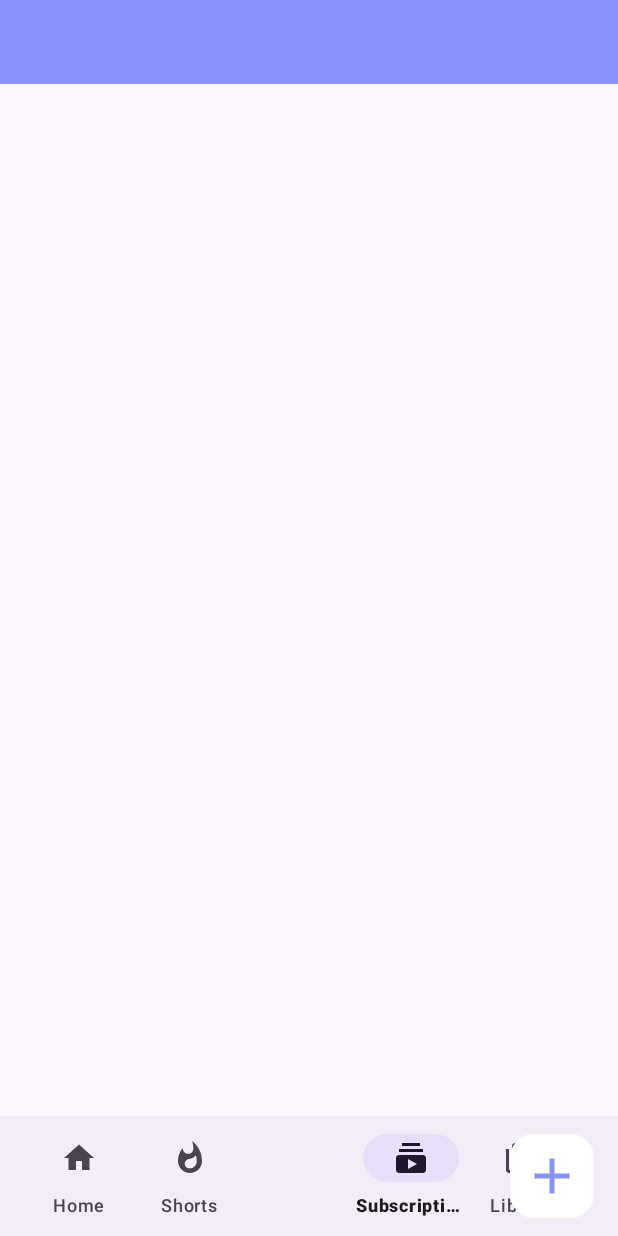
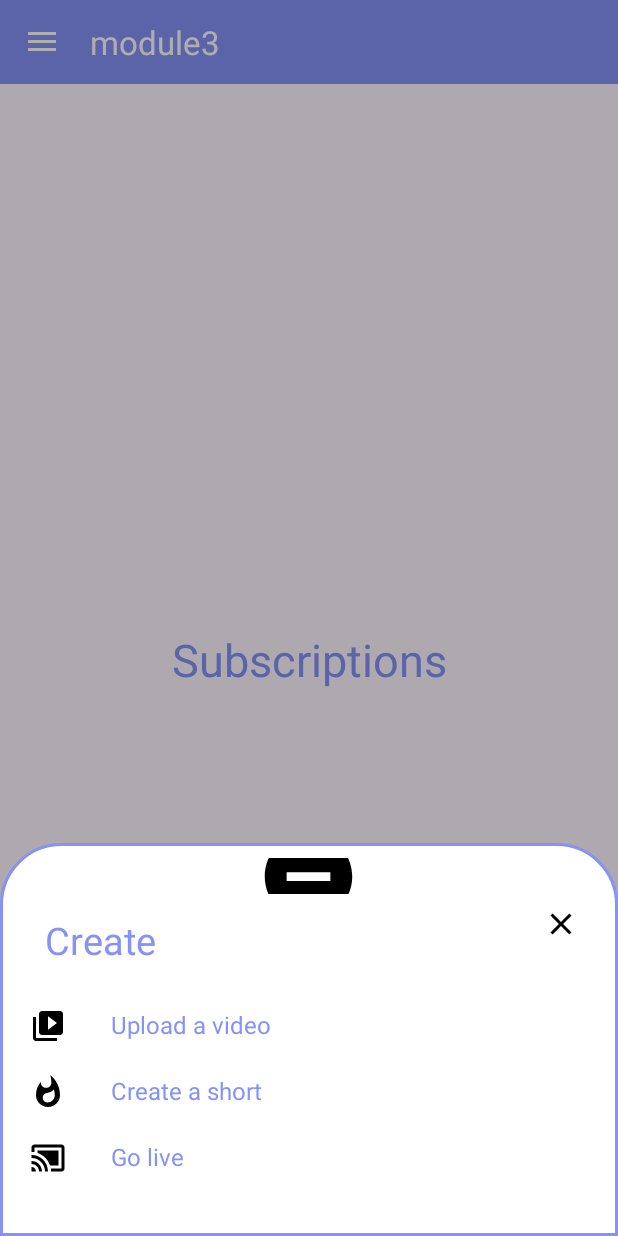
Before and after one commit to Techbite-sudo/bottomNavigationDrawer, an Android app: the screen it shows after launch (MainActivity), item 5 of the bottom bar chosen, on a phone screen of 412 x 824 dp. Run offline under Robolectric (Android 15) with nearby library versions, the phone set to English and light mode, and no system bars.

Commit message:
finalized on MainActivity

```diff
--- a/app/src/main/java/com/example/module3/MainActivity.java
+++ b/app/src/main/java/com/example/module3/MainActivity.java
@@ -1,24 +1,155 @@
 package com.example.module3;
 
+import android.app.Dialog;
+import android.graphics.Color;
+import android.graphics.drawable.ColorDrawable;
 import android.os.Bundle;
 
 
+import androidx.appcompat.app.ActionBarDrawerToggle;
 import androidx.appcompat.app.AppCompatActivity;
+import androidx.appcompat.widget.Toolbar;
+import androidx.drawerlayout.widget.DrawerLayout;
+import androidx.fragment.app.Fragment;
+import androidx.fragment.app.FragmentManager;
+import androidx.fragment.app.FragmentTransaction;
 
+import android.view.Gravity;
 import android.view.View;
 
+import android.view.ViewGroup;
+import android.view.Window;
 import android.widget.Button;
 import android.widget.ImageButton;
+import android.widget.ImageView;
+import android.widget.LinearLayout;
 import android.widget.TextView;
 import android.widget.Toast;
 
+import com.google.android.material.bottomnavigation.BottomNavigationView;
+import com.google.android.material.floatingactionbutton.FloatingActionButton;
+import com.google.android.material.navigation.NavigationBarItemView;
+import com.google.android.material.navigation.NavigationView;
+
 public class MainActivity extends AppCompatActivity {
-
+    FloatingActionButton fab;
+    BottomNavigationView bottomNavigationView;
+    DrawerLayout drawerLayout;
     @Override
     protected void onCreate(Bundle savedInstanceState) {
         super.onCreate(savedInstanceState);
         setContentView(R.layout.activity_main);
 
+        bottomNavigationView = findViewById(R.id.bottomNavigationView);
+        fab = findViewById(R.id.fab);
+        drawerLayout = findViewById(R.id.drawer_layout);
+        NavigationView navigationView = findViewById(R.id.nav_view);
+        Toolbar toolbar = findViewById(R.id.toolbar);
+
+        setSupportActionBar(toolbar);
+        ActionBarDrawerToggle toggle = new ActionBarDrawerToggle(this, drawerLayout, toolbar,R.string.open_nav, R.string.close_nav);
+        drawerLayout.addDrawerListener(toggle);
+        toggle.syncState();
+
+        if (savedInstanceState == null){
+            getSupportFragmentManager().beginTransaction().replace(R.id.frame_layout, new HomeFragment()).commit();
+            navigationView.setCheckedItem(R.id.nav_home);
+
+        }
+
+        replaceFragment(new HomeFragment());
+
+        bottomNavigationView.setBackground(null);
+        bottomNavigationView.setOnItemSelectedListener(item -> {
+
+            switch (item.getItemId()) {
+                case R.id.home:
+                    replaceFragment(new HomeFragment());
+                    break;
+                case R.id.shorts:
+                    replaceFragment(new ShortsFragment());
+                    break;
+                case R.id.subscriptions:
+                    replaceFragment(new SubscriptionFragment());
+                    break;
+                case R.id.library:
+                    replaceFragment(new LibraryFragment());
+                    break;
+            }
+
+            return true;
+        });
+
+        fab.setOnClickListener(new View.OnClickListener() {
+            @Override
+            public void onClick(View view) {
+                showBottomDialog();
+            }
+        });
+
+    }
+
+    private  void replaceFragment(Fragment fragment) {
+        FragmentManager fragmentManager = getSupportFragmentManager();
+        FragmentTransaction fragmentTransaction = fragmentManager.beginTransaction();
+        fragmentTransaction.replace(R.id.frame_layout, fragment);
+        fragmentTransaction.commit();
+    }
+
+    private void showBottomDialog() {
+
+        final Dialog dialog = new Dialog(this);
+        dialog.requestWindowFeature(Window.FEATURE_NO_TITLE);
+        dialog.setContentView(R.layout.bottomsheetlayout);
+
+        LinearLayout videoLayout = dialog.findViewById(R.id.layoutVideo);
+        LinearLayout shortsLayout = dialog.findViewById(R.id.layoutShorts);
+        LinearLayout liveLayout = dialog.findViewById(R.id.layoutLive);
+        ImageView cancelButton = dialog.findViewById(R.id.cancelButton);
+
+        videoLayout.setOnClickListener(new View.OnClickListener() {
+            @Override
+            public void onClick(View v) {
+
+                dialog.dismiss();
+                Toast.makeText(MainActivity.this,"Upload a Video is clicked",Toast.LENGTH_SHORT).show();
+
+            }
+        });
+
+        shortsLayout.setOnClickListener(new View.OnClickListener() {
+            @Override
+            public void onClick(View v) {
+
+                dialog.dismiss();
+                Toast.makeText(MainActivity.this,"Create a short is Clicked",Toast.LENGTH_SHORT).show();
+
+            }
+        });
+
+        liveLayout.setOnClickListener(new View.OnClickListener() {
+            @Override
+            public void onClick(View v) {
+
+                dialog.dismiss();
+                Toast.makeText(MainActivity.this,"Go live is Clicked",Toast.LENGTH_SHORT).show();
+
+            }
+        });
+
+        cancelButton.setOnClickListener(new View.OnClickListener() {
+            @Override
+            public void onClick(View view) {
+                dialog.dismiss();
+            }
+        });
+
+        dialog.show();
+        dialog.getWindow().setLayout(ViewGroup.LayoutParams.MATCH_PARENT,ViewGroup.LayoutParams.WRAP_CONTENT);
+        dialog.getWindow().setBackgroundDrawable(new ColorDrawable(Color.TRANSPARENT));
+        dialog.getWindow().getAttributes().windowAnimations = R.style.DialogAnimation;
+        dialog.getWindow().setGravity(Gravity.BOTTOM);
+
     }
 
 }
```
